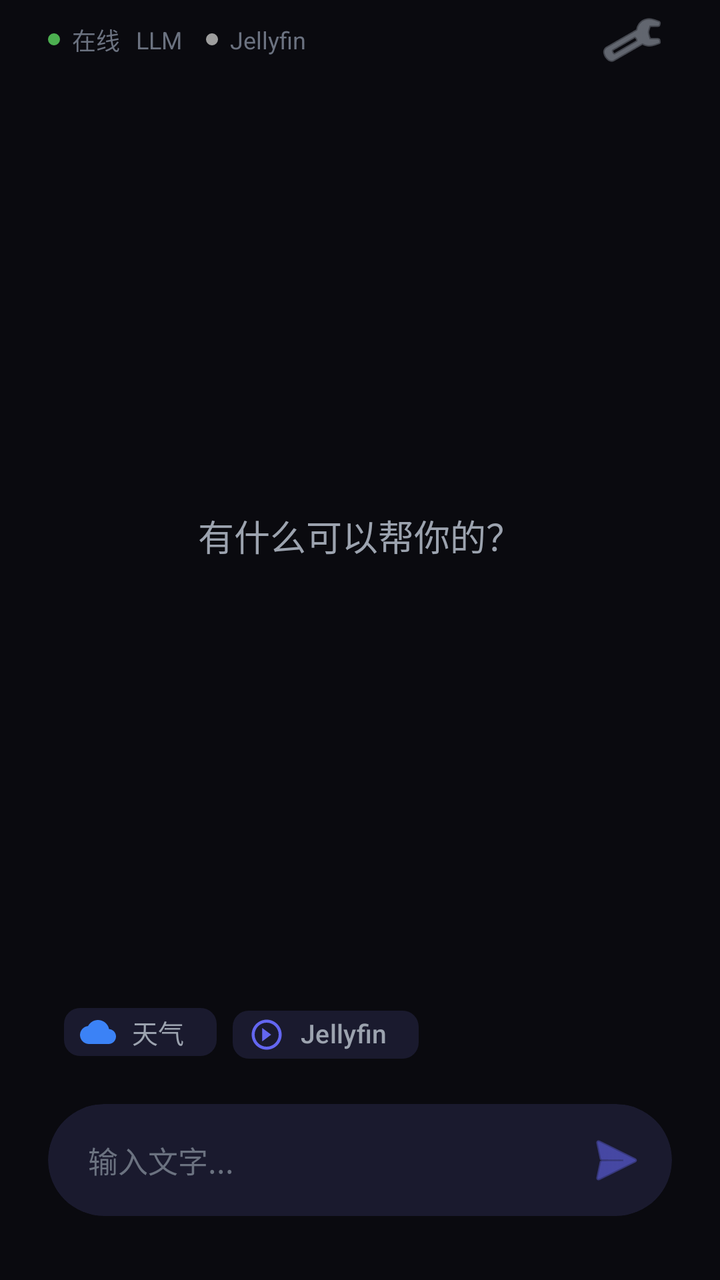
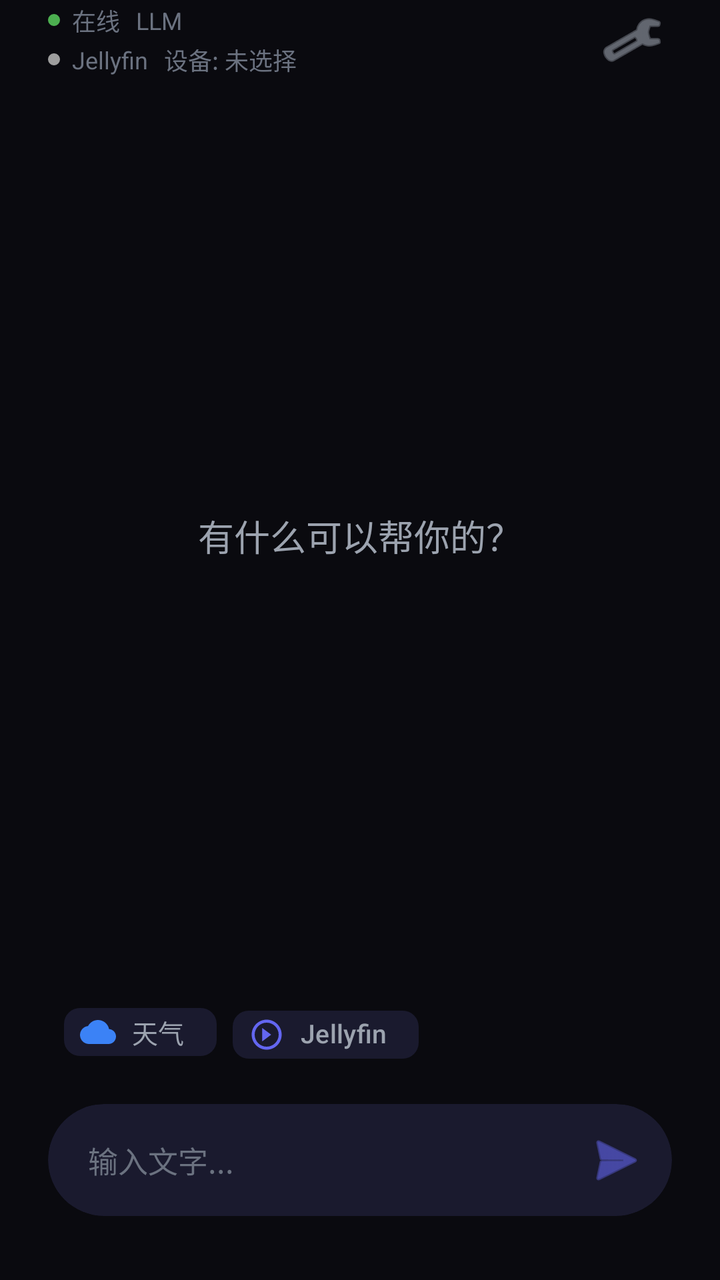

An Android layout rendered at two revisions. The XML below is the earlier revision; the diff shows what the commit changed to produce the second picture.
<!-- AndroidManifest.xml: application theme Theme.VoiceAssistant -->
<!-- res/layout/activity_main.xml -->
<?xml version="1.0" encoding="utf-8"?>
<FrameLayout
    xmlns:android="http://schemas.android.com/apk/res/android"
    xmlns:app="http://schemas.android.com/apk/res-auto"
    xmlns:tools="http://schemas.android.com/tools"
    android:layout_width="match_parent"
    android:layout_height="match_parent"
    android:background="@color/background">

    
    <LinearLayout
        android:layout_width="match_parent"
        android:layout_height="match_parent"
        android:orientation="vertical">

        
        <LinearLayout
            android:id="@+id/statusBarArea"
            android:layout_width="match_parent"
            android:layout_height="wrap_content"
            android:layout_marginHorizontal="24dp"
            android:orientation="horizontal"
            android:gravity="center_vertical">

            <LinearLayout
                android:layout_width="0dp"
                android:layout_height="wrap_content"
                android:layout_weight="1"
                android:orientation="horizontal"
                android:gravity="center_vertical">

                <View
                    android:id="@+id/statusDot"
                    android:layout_width="6dp"
                    android:layout_height="6dp"
                    android:background="@drawable/circle_status_online" />

                <TextView
                    android:id="@+id/tvStatus"
                    android:layout_width="wrap_content"
                    android:layout_height="wrap_content"
                    android:layout_marginStart="6dp"
                    android:text="@string/status_online"
                    android:textColor="@color/text_tertiary"
                    android:textSize="12sp" />

                <TextView
                    android:id="@+id/tvProvider"
                    android:layout_width="wrap_content"
                    android:layout_height="wrap_content"
                    android:layout_marginStart="8dp"
                    android:text="LLM"
                    android:textColor="@color/text_tertiary"
                    android:textSize="12sp" />

                <View
                    android:layout_width="4dp"
                    android:layout_height="4dp"
                    android:layout_marginHorizontal="6dp"
                    android:background="@drawable/circle_status_online"
                    android:visibility="gone" />

                
                <View
                    android:id="@+id/jellyfinStatusDot"
                    android:layout_width="6dp"
                    android:layout_height="6dp"
                    android:layout_marginStart="12dp"
                    android:background="@drawable/circle_status_offline" />

                <TextView
                    android:id="@+id/tvJellyfinStatus"
                    android:layout_width="wrap_content"
                    android:layout_height="wrap_content"
                    android:layout_marginStart="6dp"
                    android:text="Jellyfin"
                    android:textColor="@color/text_tertiary"
                    android:textSize="12sp" />
            </LinearLayout>

            <ImageButton
                android:id="@+id/btnSettings"
                android:layout_width="40dp"
                android:layout_height="40dp"
                android:background="?attr/selectableItemBackgroundBorderless"
                android:src="@android:drawable/ic_menu_manage"
                android:contentDescription="@string/cd_settings"
                app:tint="@color/text_secondary" />
        </LinearLayout>

        
        <FrameLayout
            android:layout_width="match_parent"
            android:layout_height="0dp"
            android:layout_weight="1"
            android:paddingHorizontal="24dp">

            
            <TextView
                android:id="@+id/tvEmptyHint"
                android:layout_width="wrap_content"
                android:layout_height="wrap_content"
                android:layout_gravity="center"
                android:text="有什么可以帮你的？"
                android:textColor="@color/text_secondary"
                android:textSize="18sp"
                android:fontFamily="sans-serif-light" />

            
            <ScrollView
                android:id="@+id/conversationScroll"
                android:layout_width="match_parent"
                android:layout_height="match_parent"
                android:visibility="gone"
                android:scrollbars="none">

                <LinearLayout
                    android:id="@+id/conversationContainer"
                    android:layout_width="match_parent"
                    android:layout_height="wrap_content"
                    android:orientation="vertical"
                    android:paddingVertical="16dp">

                    

                </LinearLayout>
            </ScrollView>

            
            <com.google.android.material.card.MaterialCardView
                android:id="@+id/asrResultCard"
                android:layout_width="match_parent"
                android:layout_height="wrap_content"
                android:layout_gravity="bottom"
                android:layout_marginBottom="16dp"
                android:visibility="gone"
                android:layerType="software"
                app:cardBackgroundColor="@color/surface"
                app:cardCornerRadius="20dp"
                app:cardElevation="0dp"
                app:strokeWidth="0dp">

                <LinearLayout
                    android:layout_width="match_parent"
                    android:layout_height="wrap_content"
                    android:orientation="horizontal"
                    android:gravity="center_vertical"
                    android:padding="16dp">

                    
                    <View
                        android:id="@+id/asrPulseDot"
                        android:layout_width="8dp"
                        android:layout_height="8dp"
                        android:background="@drawable/circle_pulse" />

                    <TextView
                        android:id="@+id/tvAsrResult"
                        android:layout_width="0dp"
                        android:layout_height="wrap_content"
                        android:layout_weight="1"
                        android:layout_marginStart="12dp"
                        android:text=""
                        android:textColor="@color/text_primary"
                        android:textSize="16sp"
                        android:maxLines="3"
                        android:ellipsize="end" />

                </LinearLayout>
            </com.google.android.material.card.MaterialCardView>
        </FrameLayout>

        
        <LinearLayout
            android:id="@+id/inputArea"
            android:layout_width="match_parent"
            android:layout_height="wrap_content"
            android:orientation="vertical"
            android:paddingHorizontal="24dp"
            android:paddingBottom="32dp">

            
            <HorizontalScrollView
                android:layout_width="match_parent"
                android:layout_height="wrap_content"
                android:layout_marginBottom="16dp"
                android:scrollbars="none">

                <LinearLayout
                    android:id="@+id/quickActionsContainer"
                    android:layout_width="wrap_content"
                    android:layout_height="wrap_content"
                    android:orientation="horizontal">

                    <com.google.android.material.chip.Chip
                        android:id="@+id/chipWeather"
                        android:layout_width="wrap_content"
                        android:layout_height="40dp"
                        android:layout_marginStart="8dp"
                        android:text="天气"
                        android:textColor="@color/text_secondary"
                        android:textSize="13sp"
                        app:chipBackgroundColor="@color/surface"
                        app:chipStrokeWidth="0dp"
                        app:chipIcon="@drawable/ic_weather"
                        app:chipIconTint="@color/info"
                        app:chipIconVisible="true" />

                    <com.google.android.material.chip.Chip
                        android:id="@+id/chipJellyfin"
                        android:layout_width="wrap_content"
                        android:layout_height="40dp"
                        android:layout_marginStart="8dp"
                        android:text="Jellyfin"
                        android:textColor="@color/text_secondary"
                        android:textSize="13sp"
                        app:chipBackgroundColor="@color/surface"
                        app:chipStrokeWidth="0dp"
                        app:chipIcon="@drawable/ic_remote_play"
                        app:chipIconTint="@color/primary"
                        app:chipIconVisible="true" />

                </LinearLayout>
            </HorizontalScrollView>

            
            <com.google.android.material.card.MaterialCardView
                android:id="@+id/voiceInputCard"
                android:layout_width="match_parent"
                android:layout_height="wrap_content"
                android:layerType="software"
                app:cardBackgroundColor="@color/surface"
                app:cardCornerRadius="28dp"
                app:cardElevation="0dp"
                app:strokeWidth="0dp">

                <LinearLayout
                    android:layout_width="match_parent"
                    android:layout_height="wrap_content"
                    android:orientation="horizontal"
                    android:gravity="center_vertical"
                    android:paddingHorizontal="8dp"
                    android:paddingVertical="8dp">

                    
                    <EditText
                        android:id="@+id/etTextInput"
                        android:layout_width="0dp"
                        android:layout_height="wrap_content"
                        android:layout_weight="1"
                        android:background="@android:color/transparent"
                        android:hint="输入文字..."
                        android:imeOptions="actionSend"
                        android:inputType="text"
                        android:maxLines="3"
                        android:paddingHorizontal="12dp"
                        android:paddingVertical="8dp"
                        android:textColor="@color/text_primary"
                        android:textColorHint="@color/text_tertiary"
                        android:textSize="15sp" />

                    
                    <ImageButton
                        android:id="@+id/btnSend"
                        android:layout_width="40dp"
                        android:layout_height="40dp"
                        android:background="?attr/selectableItemBackgroundBorderless"
                        android:contentDescription="发送"
                        android:src="@android:drawable/ic_menu_send"
                        app:tint="@color/primary" />

                </LinearLayout>
            </com.google.android.material.card.MaterialCardView>

        </LinearLayout>
    </LinearLayout>
</FrameLayout>
<!-- resources referenced by this layout -->
<resources>
  <color name="background">#FF0A0A0F</color>
  <color name="info">#FF3B82F6</color>
  <color name="primary">#FF6366F1</color>
  <color name="surface">#FF1A1A2E</color>
  <color name="text_primary">#FFFFFFFF</color>
  <color name="text_secondary">#FF9CA3AF</color>
  <color name="text_tertiary">#FF6B7280</color>
  <!-- drawable circle_pulse (drawable) -->
  <?xml version="1.0" encoding="utf-8"?>
  <shape xmlns:android="http://schemas.android.com/apk/res/android"
      android:shape="oval">
      <solid android:color="@color/success" />
  </shape>
  <!-- drawable circle_status_offline (drawable) -->
  <?xml version="1.0" encoding="utf-8"?>
  <shape xmlns:android="http://schemas.android.com/apk/res/android"
      android:shape="oval">
      <solid android:color="#9E9E9E" />
      <size android:width="12dp" android:height="12dp" />
  </shape>
  <!-- drawable circle_status_online (drawable) -->
  <?xml version="1.0" encoding="utf-8"?>
  <shape xmlns:android="http://schemas.android.com/apk/res/android"
      android:shape="oval">
      <solid android:color="#4CAF50" />
      <size android:width="12dp" android:height="12dp" />
  </shape>
  <!-- drawable ic_remote_play (drawable) -->
  <?xml version="1.0" encoding="utf-8"?>
  <vector xmlns:android="http://schemas.android.com/apk/res/android"
      android:width="24dp"
      android:height="24dp"
      android:viewportWidth="24"
      android:viewportHeight="24">
      
      <path
          android:fillColor="@color/primary"
          android:pathData="M12,2C6.48,2 2,6.48 2,12s4.48,10 10,10 10,-4.48 10,-10S17.52,2 12,2zM12,20c-4.41,0 -8,-3.59 -8,-8s3.59,-8 8,-8 8,3.59 8,8 -3.59,8 -8,8z"/>
      <path
          android:fillColor="@color/primary"
          android:pathData="M15,12l-6,4.5V7.5z"/>
  </vector>
  <!-- drawable ic_weather (drawable) -->
  <?xml version="1.0" encoding="utf-8"?>
  <vector xmlns:android="http://schemas.android.com/apk/res/android"
      android:width="24dp"
      android:height="24dp"
      android:viewportWidth="24"
      android:viewportHeight="24"
      android:tint="?attr/colorControlNormal">
      <path
          android:fillColor="@android:color/white"
          android:pathData="M19.35,10.04C18.67,6.59 15.64,4 12,4 9.11,4 6.6,5.64 5.35,8.04 2.34,8.36 0,10.91 0,14c0,3.31 2.69,6 6,6h13c2.76,0 5,-2.24 5,-5 0,-2.64 -2.05,-4.78 -4.65,-4.96z"/>
  </vector>
  <string name="cd_settings">设置</string>
  <string name="status_online">在线</string>
  <style name="Theme.VoiceAssistant" parent="Theme.Material3.Dark.NoActionBar">
          
          <item name="colorPrimary">@color/primary</item>
          <item name="colorPrimaryVariant">@color/primary_variant</item>
          <item name="colorOnPrimary">@color/on_primary</item>
  
          
          <item name="colorSecondary">@color/secondary</item>
          <item name="colorSecondaryVariant">@color/secondary_variant</item>
          <item name="colorOnSecondary">@color/on_secondary</item>
  
          
          <item name="android:colorBackground">@color/background</item>
          <item name="colorSurface">@color/surface</item>
          <item name="colorSurfaceVariant">@color/surface_elevated</item>
  
          
          <item name="android:statusBarColor">@color/background</item>
          <item name="android:navigationBarColor">@color/background</item>
          <item name="android:windowLightStatusBar">false</item>
  
          
          <item name="android:windowBackground">@color/background</item>
  
          
          <item name="android:textColorPrimary">@color/text_primary</item>
          <item name="android:textColorSecondary">@color/text_secondary</item>
          <item name="android:textColorTertiary">@color/text_tertiary</item>
      </style>
  <color name="success">#FF10B981</color>
  <color name="primary_variant">#FF4F46E5</color>
  <color name="on_primary">#FFFFFFFF</color>
  <color name="secondary">#FF8B5CF6</color>
  <color name="secondary_variant">#FF7C3AED</color>
  <color name="on_secondary">#FFFFFFFF</color>
  <color name="surface_elevated">#FF252542</color>
</resources>

<!-- the commit's change to res/layout/activity_main.xml (unified diff, before → after) -->
@@ -26,56 +26,74 @@
                 android:layout_width="0dp"
                 android:layout_height="wrap_content"
                 android:layout_weight="1"
-                android:orientation="horizontal"
+                android:orientation="vertical"
                 android:gravity="center_vertical">
 
-                <View
-                    android:id="@+id/statusDot"
-                    android:layout_width="6dp"
-                    android:layout_height="6dp"
-                    android:background="@drawable/circle_status_online" />
-
-                <TextView
-                    android:id="@+id/tvStatus"
-                    android:layout_width="wrap_content"
-                    android:layout_height="wrap_content"
-                    android:layout_marginStart="6dp"
-                    android:text="@string/status_online"
-                    android:textColor="@color/text_tertiary"
-                    android:textSize="12sp" />
-
-                <TextView
-                    android:id="@+id/tvProvider"
-                    android:layout_width="wrap_content"
-                    android:layout_height="wrap_content"
-                    android:layout_marginStart="8dp"
-                    android:text="LLM"
-                    android:textColor="@color/text_tertiary"
-                    android:textSize="12sp" />
-
-                <View
-                    android:layout_width="4dp"
-                    android:layout_height="4dp"
-                    android:layout_marginHorizontal="6dp"
-                    android:background="@drawable/circle_status_online"
-                    android:visibility="gone" />
-
-                
-                <View
-                    android:id="@+id/jellyfinStatusDot"
-                    android:layout_width="6dp"
-                    android:layout_height="6dp"
-                    android:layout_marginStart="12dp"
-                    android:background="@drawable/circle_status_offline" />
-
-                <TextView
-                    android:id="@+id/tvJellyfinStatus"
-                    android:layout_width="wrap_content"
-                    android:layout_height="wrap_content"
-                    android:layout_marginStart="6dp"
-                    android:text="Jellyfin"
-                    android:textColor="@color/text_tertiary"
-                    android:textSize="12sp" />
+                <LinearLayout
+                    android:layout_width="match_parent"
+                    android:layout_height="wrap_content"
+                    android:orientation="horizontal"
+                    android:gravity="center_vertical">
+
+                    <View
+                        android:id="@+id/statusDot"
+                        android:layout_width="6dp"
+                        android:layout_height="6dp"
+                        android:background="@drawable/circle_status_online" />
+
+                    <TextView
+                        android:id="@+id/tvStatus"
+                        android:layout_width="wrap_content"
+                        android:layout_height="wrap_content"
+                        android:layout_marginStart="6dp"
+                        android:text="@string/status_online"
+                        android:textColor="@color/text_tertiary"
+                        android:textSize="12sp" />
+
+                    <TextView
+                        android:id="@+id/tvProvider"
+                        android:layout_width="wrap_content"
+                        android:layout_height="wrap_content"
+                        android:layout_marginStart="8dp"
+                        android:text="LLM"
+                        android:textColor="@color/text_tertiary"
+                        android:textSize="12sp" />
+                </LinearLayout>
+
+                <LinearLayout
+                    android:layout_width="match_parent"
+                    android:layout_height="wrap_content"
+                    android:layout_marginTop="2dp"
+                    android:orientation="horizontal"
+                    android:gravity="center_vertical">
+
+                    <View
+                        android:id="@+id/jellyfinStatusDot"
+                        android:layout_width="6dp"
+                        android:layout_height="6dp"
+                        android:background="@drawable/circle_status_offline" />
+
+                    <TextView
+                        android:id="@+id/tvJellyfinStatus"
+                        android:layout_width="wrap_content"
+                        android:layout_height="wrap_content"
+                        android:layout_marginStart="6dp"
+                        android:text="Jellyfin"
+                        android:textColor="@color/text_tertiary"
+                        android:textSize="12sp" />
+
+                    <TextView
+                        android:id="@+id/tvSelectedDlnaDevice"
+                        android:layout_width="0dp"
+                        android:layout_height="wrap_content"
+                        android:layout_weight="1"
+                        android:layout_marginStart="8dp"
+                        android:ellipsize="end"
+                        android:maxLines="1"
+                        android:text="设备: 未选择"
+                        android:textColor="@color/text_tertiary"
+                        android:textSize="12sp" />
+                </LinearLayout>
             </LinearLayout>
 
             <ImageButton
